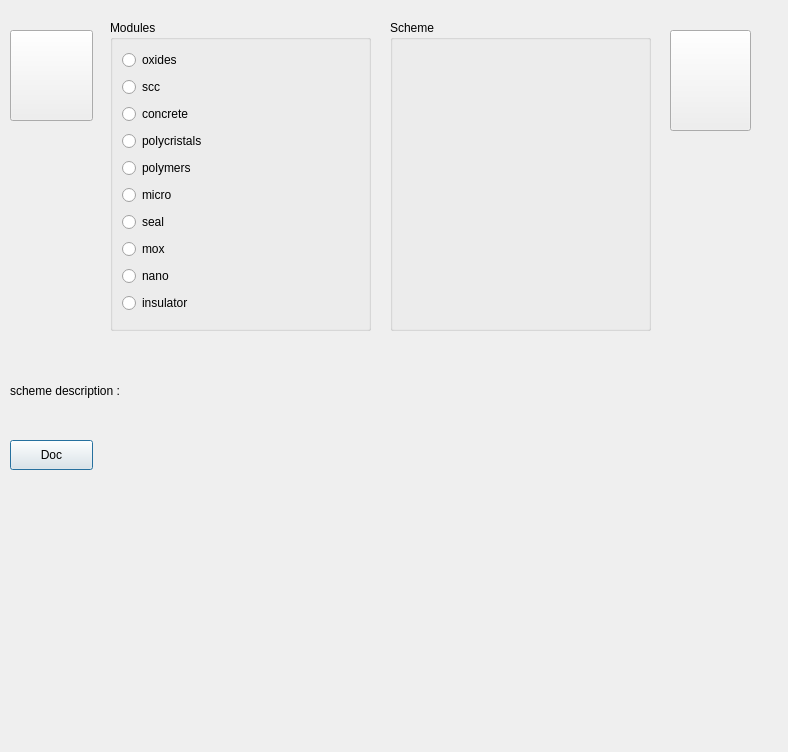
Before: the Qt Designer form UiQT4/desChoixMap.ui in SalomePlatform/eficas_tools, drawn with Qt 5.
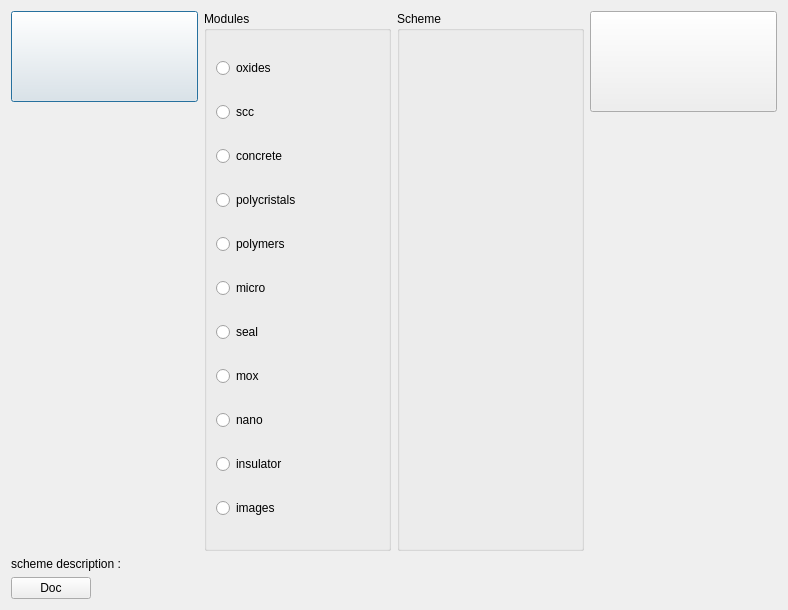
After: the same form once the commit is applied. Icons and pictures are not drawn.

Diff of the .ui file:
```diff
--- a/UiQT4/desChoixMap.ui
+++ b/UiQT4/desChoixMap.ui
@@ -1,53 +1,31 @@
 <ui version="4.0" >
  <class>ChoixMap</class>
- <widget class="QDialog" name="ChoixMap" >
-  <property name="geometry" >
+ <widget class="QDialog" name="ChoixMap">
+  <property name="geometry">
    <rect>
     <x>0</x>
     <y>0</y>
     <width>788</width>
-    <height>752</height>
+    <height>610</height>
    </rect>
   </property>
   <property name="windowTitle" >
    <string>Dialog</string>
   </property>
-  <widget class="QLabel" name="label" >
-   <property name="geometry" >
-    <rect>
-     <x>10</x>
-     <y>370</y>
-     <width>141</width>
-     <height>41</height>
-    </rect>
-   </property>
-   <property name="text" >
-    <string>scheme description :</string>
-   </property>
-  </widget>
-  <widget class="QPushButton" name="pushButton" >
-   <property name="geometry" >
-    <rect>
-     <x>10</x>
-     <y>440</y>
-     <width>83</width>
-     <height>30</height>
-    </rect>
-   </property>
-   <property name="text" >
-    <string>Doc</string>
-   </property>
-  </widget>
-  <widget class="QPushButton" name="PBIconeMap" >
-   <property name="geometry" >
-    <rect>
-     <x>10</x>
-     <y>30</y>
-     <width>83</width>
+  <layout class="QGridLayout" name="gridLayout">
+   <item row="0" column="0">
+    <layout class="QHBoxLayout" name="horizontalLayout_3">
+     <item>
+      <layout class="QVBoxLayout" name="verticalLayout_3">
+       <item>
+        <widget class="QPushButton" name="PBIconeMap">
+         <property name="minimumSize">
+          <size>
+           <width>81</width>
      <height>91</height>
-    </rect>
-   </property>
-   <property name="text" >
+          </size>
+         </property>
+         <property name="text">
     <string/>
    </property>
    <property name="icon" >
@@ -61,52 +39,25 @@
     </size>
    </property>
   </widget>
-  <widget class="QPushButton" name="pushButton_3" >
-   <property name="geometry" >
-    <rect>
-     <x>670</x>
-     <y>30</y>
-     <width>81</width>
-     <height>101</height>
-    </rect>
-   </property>
-   <property name="text" >
-    <string/>
-   </property>
-   <property name="icon" >
-    <iconset>
-     <normaloff>image120.png</normaloff>image120.png</iconset>
-   </property>
-   <property name="iconSize" >
+       </item>
+       <item>
+        <spacer name="verticalSpacer">
+         <property name="orientation">
+          <enum>Qt::Vertical</enum>
+         </property>
+         <property name="sizeHint" stdset="0">
     <size>
-     <width>160</width>
-     <height>160</height>
-    </size>
-   </property>
-  </widget>
-  <widget class="QGroupBox" name="groupBoxScheme" >
-   <property name="geometry" >
-    <rect>
-     <x>390</x>
-     <y>20</y>
-     <width>261</width>
-     <height>311</height>
-    </rect>
-   </property>
-   <property name="title" >
-    <string>Scheme</string>
-   </property>
-  </widget>
-  <widget class="QGroupBox" name="groupBoxModule" >
-   <property name="geometry" >
-    <rect>
-     <x>110</x>
-     <y>20</y>
-     <width>261</width>
-     <height>311</height>
-    </rect>
-   </property>
-   <property name="title" >
+           <width>20</width>
+           <height>264</height>
+          </size>
+         </property>
+        </spacer>
+       </item>
+      </layout>
+     </item>
+     <item>
+      <widget class="QGroupBox" name="groupBoxModule">
+       <property name="title">
     <string>Modules</string>
    </property>
    <layout class="QVBoxLayout" name="verticalLayout" >
@@ -180,21 +131,114 @@
       </property>
      </widget>
     </item>
-   </layout>
-  </widget>
-  <widget class="QLabel" name="labelScheme" >
-   <property name="geometry" >
-    <rect>
-     <x>160</x>
-     <y>380</y>
-     <width>551</width>
-     <height>31</height>
-    </rect>
-   </property>
-   <property name="text" >
+        <item>
+         <widget class="QRadioButton" name="RBM11">
+          <property name="text">
+           <string>images</string>
+          </property>
+         </widget>
+        </item>
+       </layout>
+      </widget>
+     </item>
+     <item>
+      <widget class="QGroupBox" name="groupBoxScheme">
+       <property name="title">
+        <string>Scheme</string>
+       </property>
+      </widget>
+     </item>
+     <item>
+      <layout class="QVBoxLayout" name="verticalLayout_2">
+       <item>
+        <widget class="QPushButton" name="pushButton_3">
+         <property name="minimumSize">
+          <size>
+           <width>81</width>
+           <height>101</height>
+          </size>
+         </property>
+         <property name="text">
     <string/>
    </property>
-  </widget>
+         <property name="icon">
+          <iconset>
+           <normaloff>image120.png</normaloff>image120.png</iconset>
+         </property>
+         <property name="iconSize">
+          <size>
+           <width>160</width>
+           <height>160</height>
+          </size>
+         </property>
+        </widget>
+       </item>
+       <item>
+        <spacer name="verticalSpacer_2">
+         <property name="orientation">
+          <enum>Qt::Vertical</enum>
+         </property>
+         <property name="sizeHint" stdset="0">
+          <size>
+           <width>17</width>
+           <height>278</height>
+          </size>
+         </property>
+        </spacer>
+       </item>
+      </layout>
+     </item>
+    </layout>
+   </item>
+   <item row="1" column="0">
+    <layout class="QHBoxLayout" name="horizontalLayout_2">
+     <item>
+      <widget class="QLabel" name="label">
+       <property name="text">
+        <string>scheme description :</string>
+       </property>
+      </widget>
+     </item>
+     <item>
+      <widget class="QLabel" name="labelScheme">
+       <property name="text">
+        <string/>
+       </property>
+      </widget>
+     </item>
+    </layout>
+   </item>
+   <item row="2" column="0">
+    <layout class="QHBoxLayout" name="horizontalLayout">
+     <item>
+      <widget class="QPushButton" name="pushButton">
+       <property name="text">
+        <string>Doc</string>
+       </property>
+      </widget>
+     </item>
+     <item>
+      <spacer name="horizontalSpacer">
+       <property name="orientation">
+        <enum>Qt::Horizontal</enum>
+       </property>
+       <property name="sizeHint" stdset="0">
+        <size>
+         <width>40</width>
+         <height>20</height>
+        </size>
+       </property>
+      </spacer>
+     </item>
+    </layout>
+   </item>
+  </layout>
+  <zorder>PBIconeMap</zorder>
+  <zorder>pushButton_3</zorder>
+  <zorder>groupBoxScheme</zorder>
+  <zorder>groupBoxModule</zorder>
+  <zorder>verticalSpacer</zorder>
+  <zorder>verticalSpacer_2</zorder>
  </widget>
  <resources/>
  <connections/>
```
Left out of the diff: 51 changed lines with no effect on the pictures. Lines whose indentation alone changed are shown as unchanged.
